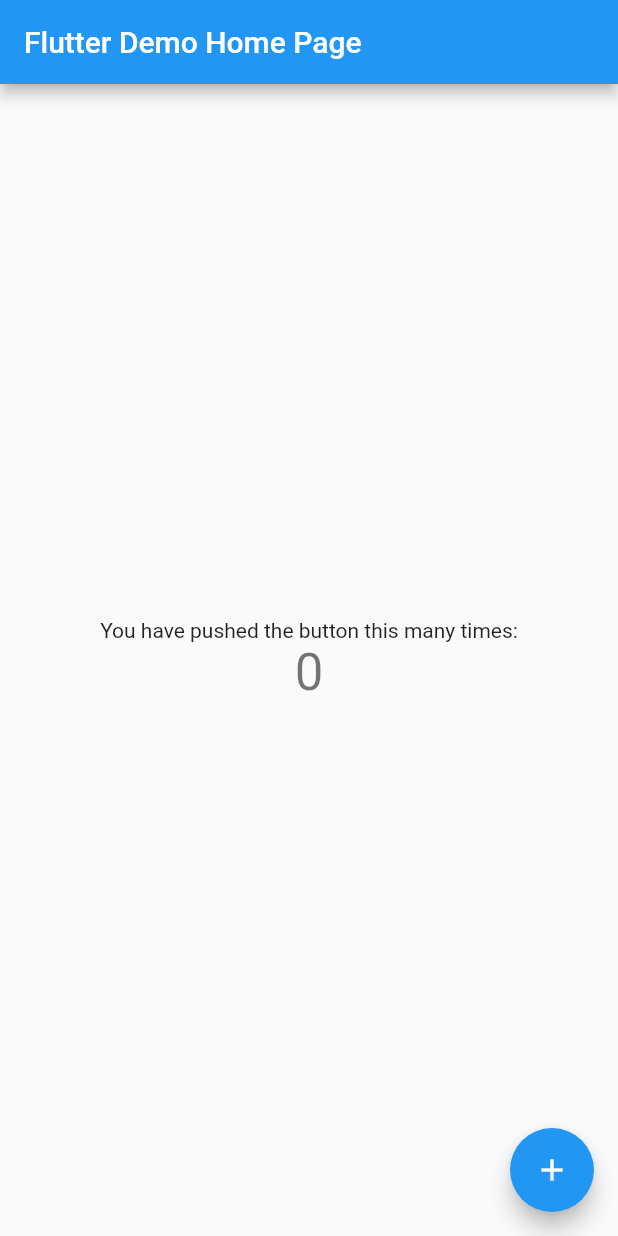
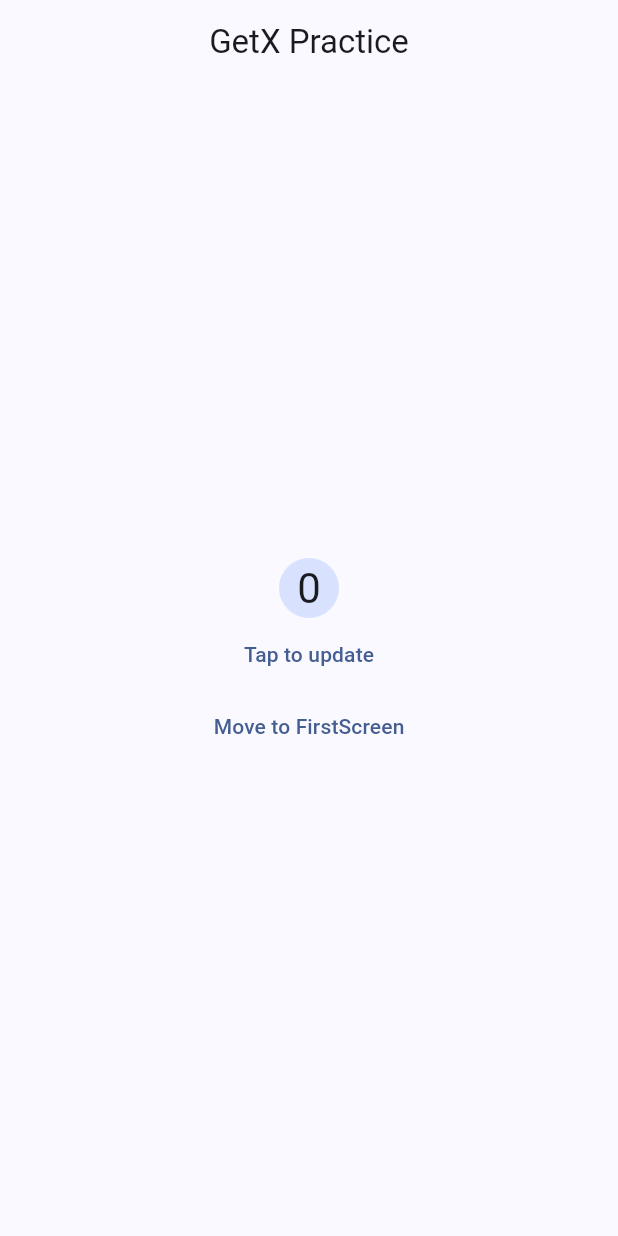
Before and after one commit to hamidu34/getx_practice, a Flutter app: the screen it shows after launch, on a phone screen of 412 x 824 dp. Run offline on Flutter 3.47's test engine with Material 2 defaults, Android fonts, the phone set to English and light mode, and no system bars; our stand-ins replace get.

Commit message:
practice done

```diff
--- /dev/null
+++ b/lib/controllers/listcontroller.dart
@@ -0,0 +1,10 @@
+import 'package:get/get.dart';
+
+class ListController extends GetxController {
+  RxList _list = [].obs;
+  RxList get list => _list;
+
+  void setvalues(int x) {
+    _list.add(x);
+  }
+}
--- /dev/null
+++ b/lib/controllers/tapcontroller.dart
@@ -0,0 +1,14 @@
+import 'package:get/get.dart';
+
+class TapController extends GetxController {
+  RxInt _x = 0.obs;
+  RxInt get x => _x;
+
+  void increaseX() {
+    _x++;
+  }
+
+  void decreaseX() {
+    _x--;
+  }
+}
--- a/lib/main.dart
+++ b/lib/main.dart
@@ -1,4 +1,8 @@
 import 'package:flutter/material.dart';
+import 'package:get/get.dart';
+import 'package:getx_practice/helper/init_dependency.dart';
+
+import 'screens/homepage.dart';
 
 void main() {
   runApp(const MyApp());
@@ -10,106 +14,16 @@ class MyApp extends StatelessWidget {
   // This widget is the root of your application.
   @override
   Widget build(BuildContext context) {
-    return MaterialApp(
+    return GetMaterialApp(
+      initialBinding: InitDep(),
       title: 'Flutter Demo',
       theme: ThemeData(
-        // This is the theme of your application.
-        //
-        // Try running your application with "flutter run". You'll see the
-        // application has a blue toolbar. Then, without quitting the app, try
-        // changing the primarySwatch below to Colors.green and then invoke
-        // "hot reload" (press "r" in the console where you ran "flutter run",
-        // or simply save your changes to "hot reload" in a Flutter IDE).
-        // Notice that the counter didn't reset back to zero; the application
-        // is not restarted.
-        primarySwatch: Colors.blue,
+        useMaterial3: true,
+        colorScheme: ColorScheme.fromSeed(
+          seedColor: Colors.blueAccent,
+        ),
       ),
-      home: const MyHomePage(title: 'Flutter Demo Home Page'),
+      home: const MyHomepage(),
     );
   }
 }
-
-class MyHomePage extends StatefulWidget {
-  const MyHomePage({super.key, required this.title});
-
-  // This widget is the home page of your application. It is stateful, meaning
-  // that it has a State object (defined below) that contains fields that affect
-  // how it looks.
-
-  // This class is the configuration for the state. It holds the values (in this
-  // case the title) provided by the parent (in this case the App widget) and
-  // used by the build method of the State. Fields in a Widget subclass are
-  // always marked "final".
-
-  final String title;
-
-  @override
-  State<MyHomePage> createState() => _MyHomePageState();
-}
-
-class _MyHomePageState extends State<MyHomePage> {
-  int _counter = 0;
-
-  void _incrementCounter() {
-    setState(() {
-      // This call to setState tells the Flutter framework that something has
-      // changed in this State, which causes it to rerun the build method below
-      // so that the display can reflect the updated values. If we changed
-      // _counter without calling setState(), then the build method would not be
-      // called again, and so nothing would appear to happen.
-      _counter++;
-    });
-  }
-
-  @override
-  Widget build(BuildContext context) {
-    // This method is rerun every time setState is called, for instance as done
-    // by the _incrementCounter method above.
-    //
-    // The Flutter framework has been optimized to make rerunning build methods
-    // fast, so that you can just rebuild anything that needs updating rather
-    // than having to individually change instances of widgets.
-    return Scaffold(
-      appBar: AppBar(
-        // Here we take the value from the MyHomePage object that was created by
-        // the App.build method, and use it to set our appbar title.
-        title: Text(widget.title),
-      ),
-      body: Center(
-        // Center is a layout widget. It takes a single child and positions it
-        // in the middle of the parent.
-        child: Column(
-          // Column is also a layout widget. It takes a list of children and
-          // arranges them vertically. By default, it sizes itself to fit its
-          // children horizontally, and tries to be as tall as its parent.
-          //
-          // Invoke "debug painting" (press "p" in the console, choose the
-          // "Toggle Debug Paint" action from the Flutter Inspector in Android
-          // Studio, or the "Toggle Debug Paint" command in Visual Studio Code)
-          // to see the wireframe for each widget.
-          //
-          // Column has various properties to control how it sizes itself and
-          // how it positions its children. Here we use mainAxisAlignment to
-          // center the children vertically; the main axis here is the vertical
-          // axis because Columns are vertical (the cross axis would be
-          // horizontal).
-          mainAxisAlignment: MainAxisAlignment.center,
-          children: <Widget>[
-            const Text(
-              'You have pushed the button this many times:',
-            ),
-            Text(
-              '$_counter',
-              style: Theme.of(context).textTheme.headline4,
-            ),
-          ],
-        ),
-      ),
-      floatingActionButton: FloatingActionButton(
-        onPressed: _incrementCounter,
-        tooltip: 'Increment',
-        child: const Icon(Icons.add),
-      ), // This trailing comma makes auto-formatting nicer for build methods.
-    );
-  }
-}
--- /dev/null
+++ b/lib/screens/homepage.dart
@@ -0,0 +1,49 @@
+import 'package:flutter/material.dart';
+import 'package:get/get.dart';
+import 'package:getx_practice/controllers/tapcontroller.dart';
+import 'package:getx_practice/screens/first_screen.dart';
+
+class MyHomepage extends StatelessWidget {
+  const MyHomepage({super.key});
+
+  @override
+  Widget build(BuildContext context) {
+    TapController controller = Get.find();
+    return Scaffold(
+      appBar: AppBar(
+        centerTitle: true,
+        title: const Text('GetX Practice'),
+      ),
+      body: SizedBox(
+        width: double.maxFinite,
+        height: double.maxFinite,
+        child: Column(
+            mainAxisAlignment: MainAxisAlignment.center,
+            crossAxisAlignment: CrossAxisAlignment.center,
+            children: [
+              Obx(
+                () => CircleAvatar(
+                  radius: 20,
+                  child: Text(
+                    controller.x.toString(),
+                    style: Theme.of(context).textTheme.headlineMedium,
+                  ),
+                ),
+              ),
+              TextButton(
+                onPressed: () {
+                  controller.increaseX();
+                },
+                child: const Text('Tap to update'),
+              ),
+              TextButton(
+                onPressed: () {
+                  Get.to(() => const FirstScreen());
+                },
+                child: const Text('Move to FirstScreen'),
+              ),
+            ]),
+      ),
+    );
+  }
+}
```
Also changed, not shown: lib/helper/init_dependency.dart (added, +12 -0 lines), lib/screens/first_screen.dart (added, +65 -0 lines), lib/screens/second_screen.dart (added, +41 -0 lines), pubspec.yaml (+3 -4 lines), pubspec.lock.
